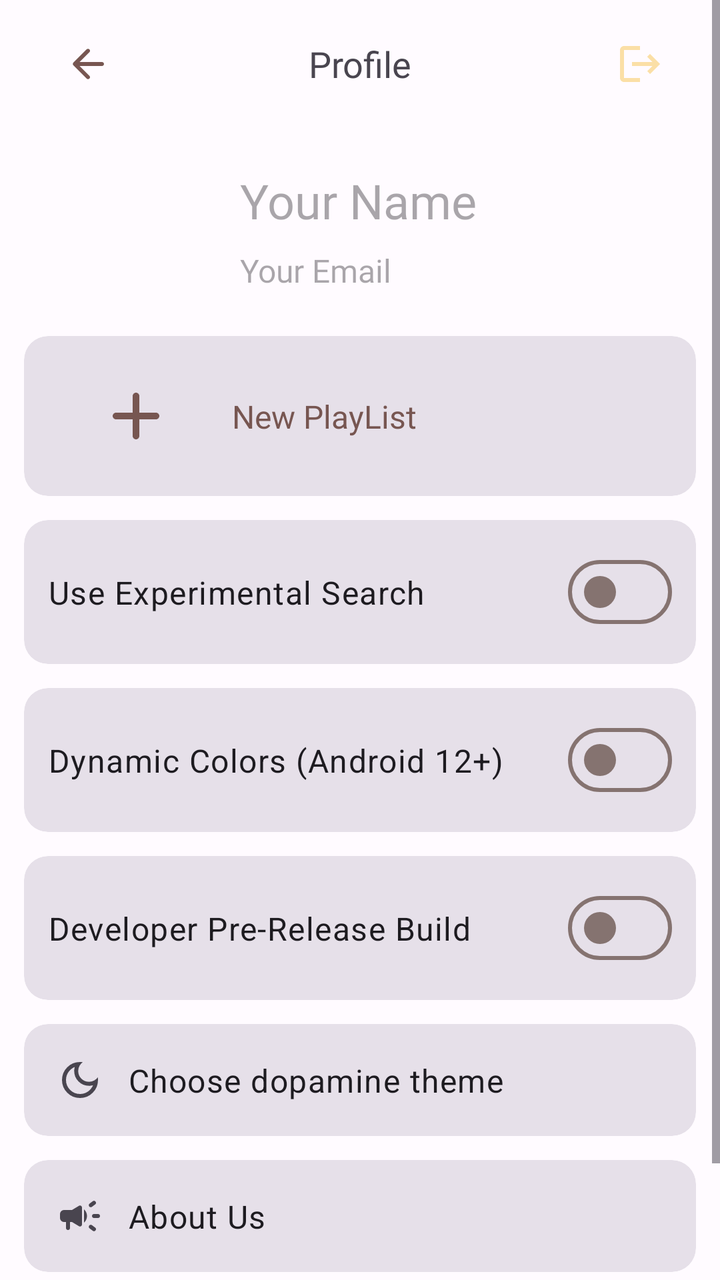
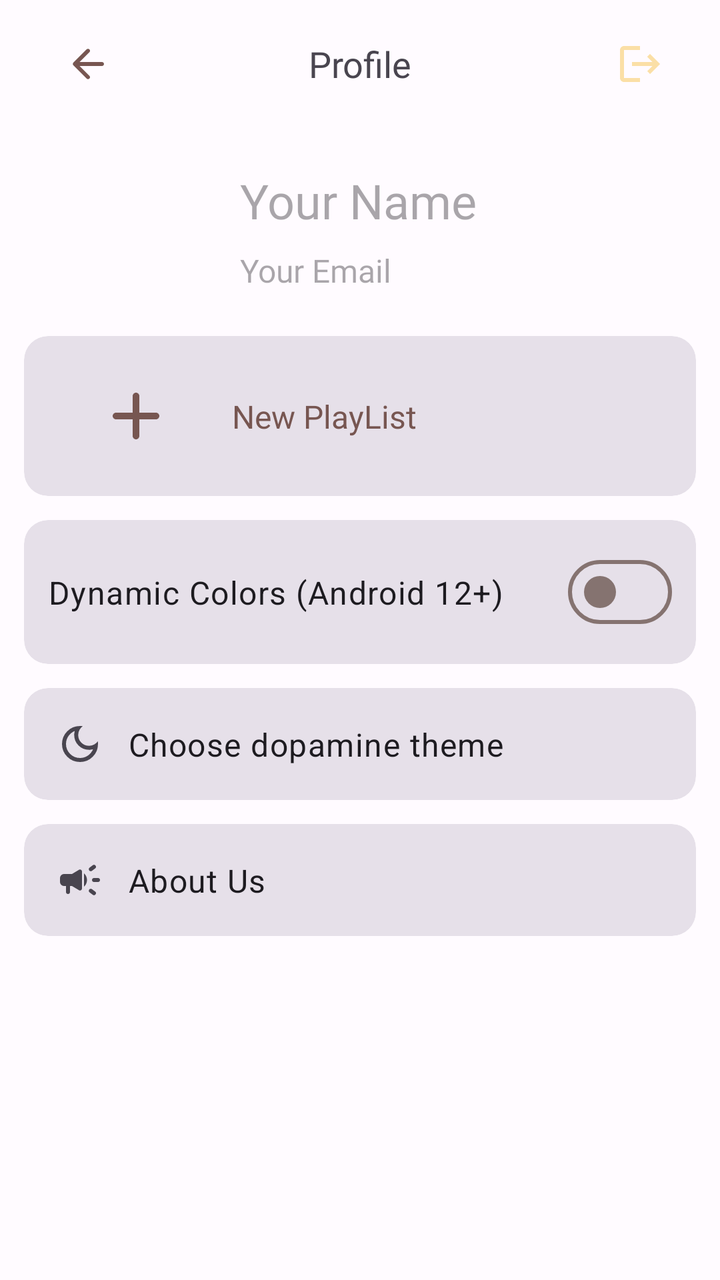

The first picture is an Android layout as it rendered before a commit; the second is the same layout after the commit. The layout source and the unified diff follow.
<!-- AndroidManifest.xml: application theme Theme.Dopamine -->
<!-- res/layout/activity_dopamine_user_profile.xml -->
<?xml version="1.0" encoding="utf-8"?>
<ScrollView xmlns:android="http://schemas.android.com/apk/res/android"
    xmlns:app="http://schemas.android.com/apk/res-auto"
    xmlns:tools="http://schemas.android.com/tools"
    android:id="@+id/main"
    android:layout_width="match_parent"
    android:layout_height="match_parent"
    android:fitsSystemWindows="true"
    tools:context=".activities.DopamineUserProfile">

    <androidx.constraintlayout.widget.ConstraintLayout
        android:layout_width="match_parent"
        android:layout_height="wrap_content">

        <com.google.android.material.appbar.AppBarLayout
            android:id="@+id/appBarLayout"
            android:layout_width="match_parent"
            android:layout_height="wrap_content"
            android:layout_marginStart="16dp"
            android:layout_marginEnd="16dp"
            app:layout_constraintEnd_toEndOf="parent"
            app:layout_constraintStart_toStartOf="parent"
            app:layout_constraintTop_toTopOf="parent">

            <com.google.android.material.appbar.MaterialToolbar
                android:id="@+id/topAppBar"
                android:layout_width="match_parent"
                android:layout_height="wrap_content"
                app:menu="@menu/user_profile_menu"
                app:navigationIcon="@drawable/ic_back"
                app:title="Profile"
                app:titleCentered="true"
                app:titleTextAppearance="@style/ToolbarTheme">

            </com.google.android.material.appbar.MaterialToolbar>

        </com.google.android.material.appbar.AppBarLayout>

        <LinearLayout
            android:id="@+id/userInfo"
            android:layout_width="match_parent"
            android:layout_height="wrap_content"
            android:layout_marginTop="16dp"
            android:orientation="horizontal"
            app:layout_constraintStart_toStartOf="parent"
            app:layout_constraintTop_toBottomOf="@id/appBarLayout">

            <com.google.android.material.imageview.ShapeableImageView
                android:id="@+id/userImage"
                android:layout_width="72dp"
                android:layout_height="72dp"
                android:layout_marginStart="32dp"
                app:shapeAppearance="@style/ShapeAppearance.Material3.Corner.Medium" />

            <LinearLayout
                android:layout_width="match_parent"
                android:layout_height="match_parent"
                android:layout_marginStart="12dp"
                android:orientation="vertical">

                <com.google.android.material.textview.MaterialTextView
                    android:id="@+id/userName"
                    android:layout_width="match_parent"
                    android:layout_height="wrap_content"
                    android:layout_gravity="start|center"
                    android:layout_margin="4dp"
                    android:ellipsize="end"
                    android:fontFamily="@font/circular_spotify"
                    android:hint="Your Name"
                    android:maxLines="2"
                    android:textSize="24sp" />

                <com.google.android.material.textview.MaterialTextView
                    android:id="@+id/userEmail"
                    android:layout_width="match_parent"
                    android:layout_height="wrap_content"
                    android:layout_gravity="start|center"
                    android:layout_margin="4dp"
                    android:fontFamily="@font/proxima_nova"
                    android:hint="Your Email"
                    android:textSize="16sp" />

            </LinearLayout>

        </LinearLayout>

        <com.google.android.material.card.MaterialCardView
            android:id="@+id/customPlayList"
            style="@style/Widget.Material3.CardView.Filled"
            android:layout_width="match_parent"
            android:layout_height="wrap_content"
            android:layout_marginStart="12dp"
            android:layout_marginTop="16dp"
            android:layout_marginEnd="12dp"
            app:layout_constraintEnd_toEndOf="parent"
            app:layout_constraintHorizontal_bias="0.5"
            app:layout_constraintStart_toStartOf="parent"
            app:layout_constraintTop_toBottomOf="@+id/userInfo">

            <androidx.constraintlayout.widget.ConstraintLayout
                android:layout_width="match_parent"
                android:layout_height="wrap_content">

                <com.google.android.material.imageview.ShapeableImageView
                    android:id="@+id/userPlayList"
                    android:layout_width="64dp"
                    android:layout_height="64dp"
                    android:layout_marginStart="24dp"
                    android:layout_marginTop="8dp"
                    android:layout_marginBottom="8dp"
                    android:padding="12dp"
                    android:src="@drawable/ic_add"
                    app:layout_constraintBottom_toBottomOf="parent"
                    app:layout_constraintStart_toStartOf="parent"
                    app:layout_constraintTop_toTopOf="parent" />

                <com.google.android.material.textview.MaterialTextView
                    android:layout_width="wrap_content"
                    android:layout_height="wrap_content"
                    android:layout_gravity="center"
                    android:layout_marginStart="16dp"
                    android:fontFamily="@font/circular_spotify"
                    android:text="New PlayList"
                    android:textColor="?attr/colorControlActivated"
                    android:textSize="16sp"
                    app:layout_constraintBottom_toBottomOf="parent"
                    app:layout_constraintStart_toEndOf="@+id/userPlayList"
                    app:layout_constraintTop_toTopOf="parent" />

            </androidx.constraintlayout.widget.ConstraintLayout>

        </com.google.android.material.card.MaterialCardView>

        <com.google.android.material.card.MaterialCardView
            android:id="@+id/cardView"
            android:layout_width="match_parent"
            android:layout_height="wrap_content"
            style="@style/Widget.Material3.CardView.Filled"
            android:layout_margin="12dp"
            app:layout_constraintTop_toBottomOf="@id/customPlayList"
            app:layout_constraintStart_toStartOf="parent"
            app:layout_constraintEnd_toEndOf="parent">

            <androidx.constraintlayout.widget.ConstraintLayout
                android:layout_width="match_parent"
                android:layout_height="wrap_content"
                android:layout_margin="12dp">

                <com.google.android.material.textview.MaterialTextView
                    android:id="@+id/expSearch"
                    android:layout_width="wrap_content"
                    android:layout_height="wrap_content"
                    android:text="@string/use_experimental_search"
                    android:textAppearance="@style/TextAppearance.Material3.BodyLarge"
                    app:layout_constraintStart_toStartOf="parent"
                    app:layout_constraintTop_toTopOf="parent"
                    app:layout_constraintBottom_toBottomOf="parent"/>

                <com.google.android.material.materialswitch.MaterialSwitch
                    android:id="@+id/useExpSearch"
                    android:layout_width="wrap_content"
                    android:layout_height="wrap_content"
                    app:layout_constraintEnd_toEndOf="parent"
                    app:layout_constraintTop_toTopOf="parent"
                    app:layout_constraintBottom_toBottomOf="parent"/>
            </androidx.constraintlayout.widget.ConstraintLayout>

        </com.google.android.material.card.MaterialCardView>

        <com.google.android.material.card.MaterialCardView
            android:id="@+id/cardView1"
            android:layout_width="match_parent"
            android:layout_height="wrap_content"
            style="@style/Widget.Material3.CardView.Filled"
            android:layout_margin="12dp"
            app:layout_constraintTop_toBottomOf="@id/cardView"
            app:layout_constraintStart_toStartOf="parent"
            app:layout_constraintEnd_toEndOf="parent">

            <androidx.constraintlayout.widget.ConstraintLayout
                android:layout_width="match_parent"
                android:layout_height="wrap_content"
                android:layout_margin="12dp">

                <com.google.android.material.textview.MaterialTextView
                    android:id="@+id/expDynamicUser"
                    android:layout_width="wrap_content"
                    android:layout_height="wrap_content"
                    android:text="@string/dynamic_colors_android_12"
                    android:textAppearance="@style/TextAppearance.Material3.BodyLarge"
                    app:layout_constraintStart_toStartOf="parent"
                    app:layout_constraintTop_toTopOf="parent"
                    app:layout_constraintBottom_toBottomOf="parent"/>

                <com.google.android.material.materialswitch.MaterialSwitch
                    android:id="@+id/useExpDynamicUser"
                    android:layout_width="wrap_content"
                    android:layout_height="wrap_content"
                    app:layout_constraintEnd_toEndOf="parent"
                    app:layout_constraintTop_toTopOf="parent"
                    app:layout_constraintBottom_toBottomOf="parent"/>

            </androidx.constraintlayout.widget.ConstraintLayout>

        </com.google.android.material.card.MaterialCardView>

        <com.google.android.material.card.MaterialCardView
            android:id="@+id/cardView2"
            android:layout_width="match_parent"
            android:layout_height="wrap_content"
            android:clickable="false"
            style="@style/Widget.Material3.CardView.Filled"
            android:layout_margin="12dp"
            app:layout_constraintTop_toBottomOf="@id/cardView1"
            app:layout_constraintStart_toStartOf="parent"
            app:layout_constraintEnd_toEndOf="parent">

            <androidx.constraintlayout.widget.ConstraintLayout
                android:layout_width="match_parent"
                android:layout_height="wrap_content"
                android:layout_margin="12dp">

                <com.google.android.material.textview.MaterialTextView
                    android:id="@+id/applyForPre_release"
                    android:layout_width="wrap_content"
                    android:layout_height="wrap_content"
                    android:text="@string/i_m_developer_pre_release"
                    android:textAppearance="@style/TextAppearance.Material3.BodyLarge"
                    app:layout_constraintStart_toStartOf="parent"
                    app:layout_constraintTop_toTopOf="parent"
                    app:layout_constraintBottom_toBottomOf="parent"/>

                <com.google.android.material.materialswitch.MaterialSwitch
                    android:id="@+id/applyForPre_releaseUpdate"
                    android:layout_width="wrap_content"
                    android:layout_height="wrap_content"
                    app:layout_constraintEnd_toEndOf="parent"
                    app:layout_constraintTop_toTopOf="parent"
                    app:layout_constraintBottom_toBottomOf="parent"/>

            </androidx.constraintlayout.widget.ConstraintLayout>

        </com.google.android.material.card.MaterialCardView>

        <com.google.android.material.card.MaterialCardView
            android:id="@+id/cardView3"
            android:layout_width="match_parent"
            android:layout_height="wrap_content"
            style="@style/Widget.Material3.CardView.Filled"
            android:layout_margin="12dp"
            app:layout_constraintTop_toBottomOf="@id/cardView2"
            app:layout_constraintStart_toStartOf="parent"
            app:layout_constraintEnd_toEndOf="parent">

            <androidx.constraintlayout.widget.ConstraintLayout
                android:layout_width="match_parent"
                android:layout_height="wrap_content"
                android:layout_margin="16dp">

                <com.google.android.material.imageview.ShapeableImageView
                    android:id="@+id/expUserThemeIcon"
                    android:layout_width="wrap_content"
                    android:layout_height="wrap_content"
                    android:src="@drawable/ic_theme"
                    app:layout_constraintStart_toStartOf="parent"
                    app:layout_constraintTop_toTopOf="parent"
                    app:layout_constraintBottom_toBottomOf="parent"/>

                <com.google.android.material.textview.MaterialTextView
                    android:id="@+id/expUserTheme"
                    android:layout_width="wrap_content"
                    android:layout_height="wrap_content"
                    android:text="@string/choose_dopamine_theme"
                    android:textAppearance="@style/TextAppearance.Material3.BodyLarge"
                    android:layout_marginStart="12dp"
                    app:layout_constraintStart_toEndOf="@+id/expUserThemeIcon"
                    app:layout_constraintTop_toTopOf="parent"
                    app:layout_constraintBottom_toBottomOf="parent"/>

            </androidx.constraintlayout.widget.ConstraintLayout>

        </com.google.android.material.card.MaterialCardView>

        <com.google.android.material.card.MaterialCardView
            android:id="@+id/cardView4"
            android:layout_width="match_parent"
            android:layout_height="wrap_content"
            style="@style/Widget.Material3.CardView.Filled"
            android:layout_margin="12dp"
            app:layout_constraintTop_toBottomOf="@id/cardView3"
            app:layout_constraintStart_toStartOf="parent"
            app:layout_constraintEnd_toEndOf="parent">

            <androidx.constraintlayout.widget.ConstraintLayout
                android:layout_width="match_parent"
                android:layout_height="wrap_content"
                android:layout_margin="16dp">

                <com.google.android.material.imageview.ShapeableImageView
                    android:id="@+id/expAboutUs"
                    android:layout_width="wrap_content"
                    android:layout_height="wrap_content"
                    android:src="@drawable/ic_alert"
                    app:layout_constraintStart_toStartOf="parent"
                    app:layout_constraintTop_toTopOf="parent"
                    app:layout_constraintBottom_toBottomOf="parent"/>

                <com.google.android.material.textview.MaterialTextView
                    android:id="@+id/expAboutUsDopamine"
                    android:layout_width="wrap_content"
                    android:layout_height="wrap_content"
                    android:text="@string/about_us"
                    android:textAppearance="@style/TextAppearance.Material3.BodyLarge"
                    android:layout_marginStart="12dp"
                    app:layout_constraintStart_toEndOf="@+id/expAboutUs"
                    app:layout_constraintTop_toTopOf="parent"
                    app:layout_constraintBottom_toBottomOf="parent"/>

            </androidx.constraintlayout.widget.ConstraintLayout>

        </com.google.android.material.card.MaterialCardView>

        <com.google.android.material.card.MaterialCardView
            android:id="@+id/checkForUpdate"
            android:layout_width="match_parent"
            android:layout_height="wrap_content"
            style="@style/Widget.Material3.CardView.Filled"
            android:layout_margin="12dp"
            app:layout_constraintTop_toBottomOf="@id/cardView4"
            app:layout_constraintStart_toStartOf="parent"
            app:layout_constraintEnd_toEndOf="parent">

            <androidx.constraintlayout.widget.ConstraintLayout
                android:layout_width="match_parent"
                android:layout_height="wrap_content"
                android:layout_margin="16dp">

                <com.google.android.material.imageview.ShapeableImageView
                    android:id="@+id/updateIcon"
                    android:layout_width="wrap_content"
                    android:layout_height="wrap_content"
                    android:src="@drawable/ic_update"
                    app:layout_constraintStart_toStartOf="parent"
                    app:layout_constraintTop_toTopOf="parent"
                    app:layout_constraintBottom_toBottomOf="parent"/>

                <com.google.android.material.textview.MaterialTextView
                    android:id="@+id/updateText"
                    android:layout_width="wrap_content"
                    android:layout_height="wrap_content"
                    android:text="@string/check_for_updates"
                    android:textAppearance="@style/TextAppearance.Material3.BodyLarge"
                    android:layout_marginStart="12dp"
                    app:layout_constraintStart_toEndOf="@+id/updateIcon"
                    app:layout_constraintTop_toTopOf="parent"
                    app:layout_constraintBottom_toBottomOf="parent"/>

            </androidx.constraintlayout.widget.ConstraintLayout>

        </com.google.android.material.card.MaterialCardView>
    </androidx.constraintlayout.widget.ConstraintLayout>
</ScrollView>
<!-- resources referenced by this layout -->
<resources>
  <!-- drawable ic_add (drawable) -->
  <vector xmlns:android="http://schemas.android.com/apk/res/android" android:height="24dp" android:tint="?attr/colorControlActivated" android:viewportHeight="24" android:viewportWidth="24" android:width="24dp">
        
      <path android:fillColor="@android:color/white" android:pathData="M18,13h-5v5c0,0.55 -0.45,1 -1,1s-1,-0.45 -1,-1v-5H6c-0.55,0 -1,-0.45 -1,-1s0.45,-1 1,-1h5V6c0,-0.55 0.45,-1 1,-1s1,0.45 1,1v5h5c0.55,0 1,0.45 1,1s-0.45,1 -1,1z"/>
      
  </vector>
  <!-- drawable ic_update (drawable) -->
  <vector xmlns:android="http://schemas.android.com/apk/res/android"
      android:width="24dp"
      android:height="24dp"
      android:viewportWidth="960"
      android:viewportHeight="960"
      android:tint="?attr/colorControlNormal">
    <path
        android:fillColor="@android:color/white"
        android:pathData="M480,840Q405,840 339.5,811.5Q274,783 225.5,734.5Q177,686 148.5,620.5Q120,555 120,480Q120,405 148.5,339.5Q177,274 225.5,225.5Q274,177 339.5,148.5Q405,120 480,120Q562,120 635.5,155Q709,190 760,254L760,160L840,160L840,400L600,400L600,320L710,320Q669,264 609,232Q549,200 480,200Q363,200 281.5,281.5Q200,363 200,480Q200,597 281.5,678.5Q363,760 480,760Q585,760 663.5,692Q742,624 756,520L838,520Q823,657 720.5,748.5Q618,840 480,840ZM592,648L440,496L440,280L520,280L520,464L648,592L592,648Z"/>
  </vector>
  <string name="about_us">About Us</string>
  <string name="check_for_updates">Check for updates</string>
  <string name="choose_dopamine_theme">Choose dopamine theme</string>
  <string name="dynamic_colors_android_12">Dynamic Colors (Android 12+)</string>
  <string name="i_m_developer_pre_release">Developer Pre-Release Build</string>
  <string name="use_experimental_search">Use Experimental Search</string>
  <style name="ToolbarTheme" parent="ThemeOverlay.AppCompat.Light">
          <item name="android:fontFamily">@font/circular_spotify</item>
          <item name="android:textSize">18sp</item>
      </style>
  <style name="Theme.Dopamine" parent="Base.Theme.Dopamine" />
  <color name="md_theme_light_primary">#C00100</color>
  <color name="md_theme_light_onPrimary">#FFFFFF</color>
  <color name="md_theme_light_primaryContainer">#FFDAD4</color>
  <color name="md_theme_light_onPrimaryContainer">#410000</color>
  <color name="md_theme_light_secondary">#775651</color>
  <color name="md_theme_light_onSecondary">#FFFFFF</color>
  <color name="md_theme_light_secondaryContainer">#FFDAD4</color>
  <color name="md_theme_light_onSecondaryContainer">#2C1512</color>
  <color name="md_theme_light_tertiary">#705C2E</color>
  <color name="md_theme_light_onTertiary">#FFFFFF</color>
  <color name="md_theme_light_tertiaryContainer">#FBDFA6</color>
  <color name="md_theme_light_onTertiaryContainer">#251A00</color>
  <color name="md_theme_light_error">#BA1A1A</color>
  <color name="md_theme_light_errorContainer">#FFDAD6</color>
  <color name="md_theme_light_onError">#FFFFFF</color>
  <color name="md_theme_light_onErrorContainer">#410002</color>
  <color name="md_theme_light_background">#FFFBFF</color>
  <color name="md_theme_light_onBackground">#201A19</color>
  <color name="md_theme_light_surface">#FFFBFF</color>
  <color name="md_theme_light_onSurface">#201A19</color>
  <color name="md_theme_light_surfaceVariant">#F5DDDA</color>
  <color name="md_theme_light_onSurfaceVariant">#534341</color>
  <color name="md_theme_light_outline">#857370</color>
  <color name="md_theme_light_inverseOnSurface">#FBEEEC</color>
  <color name="md_theme_light_inverseSurface">#362F2E</color>
  <color name="md_theme_light_inversePrimary">#FFB4A8</color>
  <!-- unchanged entries left out for length: 4 -->
</resources>

<!-- the commit's change to res/layout/activity_dopamine_user_profile.xml (unified diff, before → after) -->
@@ -132,7 +132,7 @@
         </com.google.android.material.card.MaterialCardView>
 
         <com.google.android.material.card.MaterialCardView
-            android:id="@+id/cardView"
+            android:id="@+id/cardView1"
             android:layout_width="match_parent"
             android:layout_height="wrap_content"
             style="@style/Widget.Material3.CardView.Filled"
@@ -147,42 +147,6 @@
                 android:layout_margin="12dp">
 
                 <com.google.android.material.textview.MaterialTextView
-                    android:id="@+id/expSearch"
-                    android:layout_width="wrap_content"
-                    android:layout_height="wrap_content"
-                    android:text="@string/use_experimental_search"
-                    android:textAppearance="@style/TextAppearance.Material3.BodyLarge"
-                    app:layout_constraintStart_toStartOf="parent"
-                    app:layout_constraintTop_toTopOf="parent"
-                    app:layout_constraintBottom_toBottomOf="parent"/>
-
-                <com.google.android.material.materialswitch.MaterialSwitch
-                    android:id="@+id/useExpSearch"
-                    android:layout_width="wrap_content"
-                    android:layout_height="wrap_content"
-                    app:layout_constraintEnd_toEndOf="parent"
-                    app:layout_constraintTop_toTopOf="parent"
-                    app:layout_constraintBottom_toBottomOf="parent"/>
-            </androidx.constraintlayout.widget.ConstraintLayout>
-
-        </com.google.android.material.card.MaterialCardView>
-
-        <com.google.android.material.card.MaterialCardView
-            android:id="@+id/cardView1"
-            android:layout_width="match_parent"
-            android:layout_height="wrap_content"
-            style="@style/Widget.Material3.CardView.Filled"
-            android:layout_margin="12dp"
-            app:layout_constraintTop_toBottomOf="@id/cardView"
-            app:layout_constraintStart_toStartOf="parent"
-            app:layout_constraintEnd_toEndOf="parent">
-
-            <androidx.constraintlayout.widget.ConstraintLayout
-                android:layout_width="match_parent"
-                android:layout_height="wrap_content"
-                android:layout_margin="12dp">
-
-                <com.google.android.material.textview.MaterialTextView
                     android:id="@+id/expDynamicUser"
                     android:layout_width="wrap_content"
                     android:layout_height="wrap_content"
@@ -204,51 +168,14 @@
 
         </com.google.android.material.card.MaterialCardView>
 
-        <com.google.android.material.card.MaterialCardView
-            android:id="@+id/cardView2"
-            android:layout_width="match_parent"
-            android:layout_height="wrap_content"
-            android:clickable="false"
+
+        <com.google.android.material.card.MaterialCardView
+            android:id="@+id/cardView3"
+            android:layout_width="match_parent"
+            android:layout_height="wrap_content"
             style="@style/Widget.Material3.CardView.Filled"
             android:layout_margin="12dp"
             app:layout_constraintTop_toBottomOf="@id/cardView1"
-            app:layout_constraintStart_toStartOf="parent"
-            app:layout_constraintEnd_toEndOf="parent">
-
-            <androidx.constraintlayout.widget.ConstraintLayout
-                android:layout_width="match_parent"
-                android:layout_height="wrap_content"
-                android:layout_margin="12dp">
-
-                <com.google.android.material.textview.MaterialTextView
-                    android:id="@+id/applyForPre_release"
-                    android:layout_width="wrap_content"
-                    android:layout_height="wrap_content"
-                    android:text="@string/i_m_developer_pre_release"
-                    android:textAppearance="@style/TextAppearance.Material3.BodyLarge"
-                    app:layout_constraintStart_toStartOf="parent"
-                    app:layout_constraintTop_toTopOf="parent"
-                    app:layout_constraintBottom_toBottomOf="parent"/>
-
-                <com.google.android.material.materialswitch.MaterialSwitch
-                    android:id="@+id/applyForPre_releaseUpdate"
-                    android:layout_width="wrap_content"
-                    android:layout_height="wrap_content"
-                    app:layout_constraintEnd_toEndOf="parent"
-                    app:layout_constraintTop_toTopOf="parent"
-                    app:layout_constraintBottom_toBottomOf="parent"/>
-
-            </androidx.constraintlayout.widget.ConstraintLayout>
-
-        </com.google.android.material.card.MaterialCardView>
-
-        <com.google.android.material.card.MaterialCardView
-            android:id="@+id/cardView3"
-            android:layout_width="match_parent"
-            android:layout_height="wrap_content"
-            style="@style/Widget.Material3.CardView.Filled"
-            android:layout_margin="12dp"
-            app:layout_constraintTop_toBottomOf="@id/cardView2"
             app:layout_constraintStart_toStartOf="parent"
             app:layout_constraintEnd_toEndOf="parent">
 
@@ -320,43 +247,5 @@
 
         </com.google.android.material.card.MaterialCardView>
 
-        <com.google.android.material.card.MaterialCardView
-            android:id="@+id/checkForUpdate"
-            android:layout_width="match_parent"
-            android:layout_height="wrap_content"
-            style="@style/Widget.Material3.CardView.Filled"
-            android:layout_margin="12dp"
-            app:layout_constraintTop_toBottomOf="@id/cardView4"
-            app:layout_constraintStart_toStartOf="parent"
-            app:layout_constraintEnd_toEndOf="parent">
-
-            <androidx.constraintlayout.widget.ConstraintLayout
-                android:layout_width="match_parent"
-                android:layout_height="wrap_content"
-                android:layout_margin="16dp">
-
-                <com.google.android.material.imageview.ShapeableImageView
-                    android:id="@+id/updateIcon"
-                    android:layout_width="wrap_content"
-                    android:layout_height="wrap_content"
-                    android:src="@drawable/ic_update"
-                    app:layout_constraintStart_toStartOf="parent"
-                    app:layout_constraintTop_toTopOf="parent"
-                    app:layout_constraintBottom_toBottomOf="parent"/>
-
-                <com.google.android.material.textview.MaterialTextView
-                    android:id="@+id/updateText"
-                    android:layout_width="wrap_content"
-                    android:layout_height="wrap_content"
-                    android:text="@string/check_for_updates"
-                    android:textAppearance="@style/TextAppearance.Material3.BodyLarge"
-                    android:layout_marginStart="12dp"
-                    app:layout_constraintStart_toEndOf="@+id/updateIcon"
-                    app:layout_constraintTop_toTopOf="parent"
-                    app:layout_constraintBottom_toBottomOf="parent"/>
-
-            </androidx.constraintlayout.widget.ConstraintLayout>
-
-        </com.google.android.material.card.MaterialCardView>
     </androidx.constraintlayout.widget.ConstraintLayout>
 </ScrollView>
<!-- resource entries referenced after the edit -->
@@ -6,23 +6,9 @@
       <path android:fillColor="@android:color/white" android:pathData="M18,13h-5v5c0,0.55 -0.45,1 -1,1s-1,-0.45 -1,-1v-5H6c-0.55,0 -1,-0.45 -1,-1s0.45,-1 1,-1h5V6c0,-0.55 0.45,-1 1,-1s1,0.45 1,1v5h5c0.55,0 1,0.45 1,1s-0.45,1 -1,1z"/>
       
   </vector>
-  <!-- drawable ic_update (drawable) -->
-  <vector xmlns:android="http://schemas.android.com/apk/res/android"
-      android:width="24dp"
-      android:height="24dp"
-      android:viewportWidth="960"
-      android:viewportHeight="960"
-      android:tint="?attr/colorControlNormal">
-    <path
-        android:fillColor="@android:color/white"
-        android:pathData="M480,840Q405,840 339.5,811.5Q274,783 225.5,734.5Q177,686 148.5,620.5Q120,555 120,480Q120,405 148.5,339.5Q177,274 225.5,225.5Q274,177 339.5,148.5Q405,120 480,120Q562,120 635.5,155Q709,190 760,254L760,160L840,160L840,400L600,400L600,320L710,320Q669,264 609,232Q549,200 480,200Q363,200 281.5,281.5Q200,363 200,480Q200,597 281.5,678.5Q363,760 480,760Q585,760 663.5,692Q742,624 756,520L838,520Q823,657 720.5,748.5Q618,840 480,840ZM592,648L440,496L440,280L520,280L520,464L648,592L592,648Z"/>
-  </vector>
   <string name="about_us">About Us</string>
-  <string name="check_for_updates">Check for updates</string>
   <string name="choose_dopamine_theme">Choose dopamine theme</string>
   <string name="dynamic_colors_android_12">Dynamic Colors (Android 12+)</string>
-  <string name="i_m_developer_pre_release">Developer Pre-Release Build</string>
-  <string name="use_experimental_search">Use Experimental Search</string>
   <style name="ToolbarTheme" parent="ThemeOverlay.AppCompat.Light">
           <item name="android:fontFamily">@font/circular_spotify</item>
           <item name="android:textSize">18sp</item>
